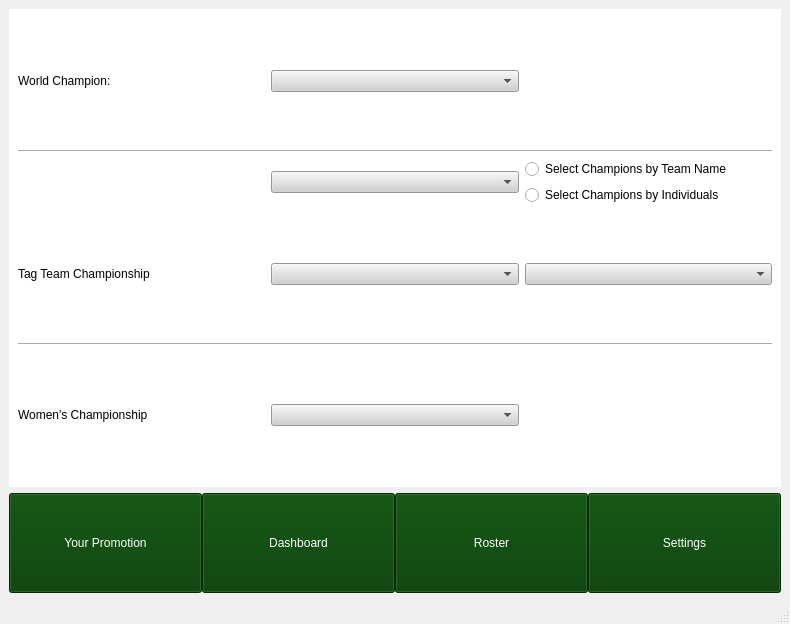
Qt form mainwindow.ui (paultrent714/wrestling-booking-sim) before a commit.
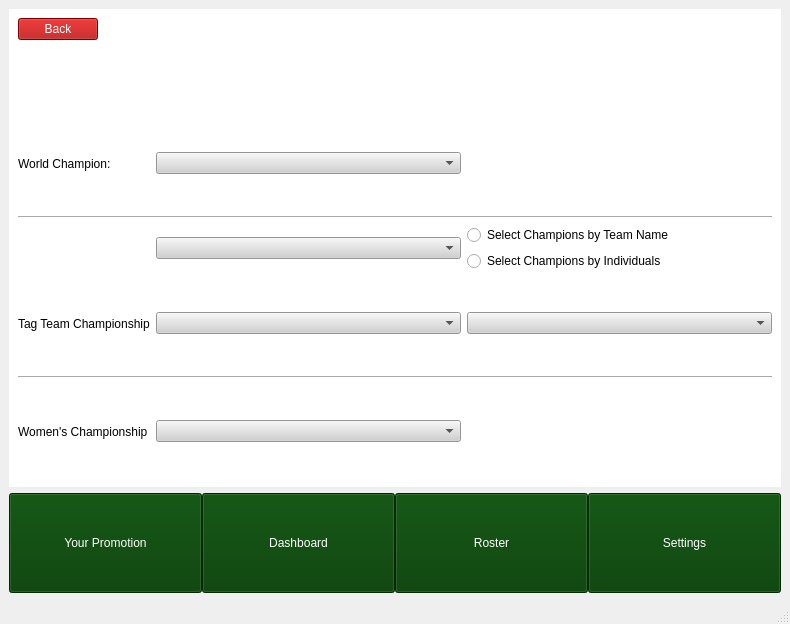
The same form after that commit. The open tabs and pages were chosen to show the change. Icons and pictures are not drawn.

Commit message: improved wrestler display, add back buttons

```diff
--- a/mainwindow.ui
+++ b/mainwindow.ui
@@ -1047,35 +1047,7 @@
        <layout class="QVBoxLayout" name="verticalLayout_11">
         <item>
          <layout class="QGridLayout" name="gridLayout_8">
-          <item row="6" column="0">
-           <widget class="QLabel" name="womenChampLabel">
-            <property name="sizePolicy">
-             <sizepolicy hsizetype="Preferred" vsizetype="Expanding">
-              <horstretch>0</horstretch>
-              <verstretch>0</verstretch>
-             </sizepolicy>
-            </property>
-            <property name="styleSheet">
-             <string notr="true">font: 20pt &quot;Segoe UI&quot;;
-color: rgb(0, 0, 0);</string>
-            </property>
-            <property name="text">
-             <string>Women's Championship</string>
-            </property>
-           </widget>
-          </item>
-          <item row="0" column="1">
-           <widget class="QComboBox" name="worldChampComboBox">
-            <property name="cursor">
-             <cursorShape>PointingHandCursor</cursorShape>
-            </property>
-            <property name="styleSheet">
-             <string notr="true">background-color: rgb(208, 208, 208);
-color: rgb(0, 0, 0);</string>
-            </property>
-           </widget>
-          </item>
-          <item row="4" column="0" colspan="3">
+          <item row="5" column="0" colspan="3">
            <widget class="Line" name="line">
             <property name="sizePolicy">
              <sizepolicy hsizetype="Expanding" vsizetype="Fixed">
@@ -1091,76 +1063,7 @@
             </property>
            </widget>
           </item>
-          <item row="0" column="0">
-           <widget class="QLabel" name="worldChampLabel">
-            <property name="sizePolicy">
-             <sizepolicy hsizetype="Preferred" vsizetype="Expanding">
-              <horstretch>0</horstretch>
-              <verstretch>0</verstretch>
-             </sizepolicy>
-            </property>
-            <property name="styleSheet">
-             <string notr="true">font: 20pt &quot;Segoe UI&quot;;
-color: rgb(0, 0, 0);</string>
-            </property>
-            <property name="text">
-             <string>World Champion: </string>
-            </property>
-           </widget>
-          </item>
-          <item row="3" column="0">
-           <widget class="QLabel" name="tagChampLabel">
-            <property name="sizePolicy">
-             <sizepolicy hsizetype="Preferred" vsizetype="Expanding">
-              <horstretch>0</horstretch>
-              <verstretch>0</verstretch>
-             </sizepolicy>
-            </property>
-            <property name="styleSheet">
-             <string notr="true">font: 20pt &quot;Segoe UI&quot;;
-color: rgb(0, 0, 0);</string>
-            </property>
-            <property name="text">
-             <string>Tag Team Championship</string>
-            </property>
-           </widget>
-          </item>
-          <item row="1" column="0" colspan="3">
-           <widget class="Line" name="line_2">
-            <property name="sizePolicy">
-             <sizepolicy hsizetype="Expanding" vsizetype="Fixed">
-              <horstretch>0</horstretch>
-              <verstretch>0</verstretch>
-             </sizepolicy>
-            </property>
-            <property name="orientation">
-             <enum>Qt::Orientation::Horizontal</enum>
-            </property>
-           </widget>
-          </item>
-          <item row="3" column="2">
-           <widget class="QComboBox" name="tagChampComboBox2">
-            <property name="cursor">
-             <cursorShape>PointingHandCursor</cursorShape>
-            </property>
-            <property name="styleSheet">
-             <string notr="true">background-color: rgb(208, 208, 208);
-color: rgb(0, 0, 0);</string>
-            </property>
-           </widget>
-          </item>
-          <item row="6" column="1">
-           <widget class="QComboBox" name="womenChampComboBox">
-            <property name="cursor">
-             <cursorShape>PointingHandCursor</cursorShape>
-            </property>
-            <property name="styleSheet">
-             <string notr="true">background-color: rgb(208, 208, 208);
-color: rgb(0, 0, 0);</string>
-            </property>
-           </widget>
-          </item>
-          <item row="2" column="1">
+          <item row="3" column="1">
            <widget class="QComboBox" name="teamComboBox">
             <property name="cursor">
              <cursorShape>PointingHandCursor</cursorShape>
@@ -1171,7 +1074,7 @@
             </property>
            </widget>
           </item>
-          <item row="2" column="2">
+          <item row="3" column="2">
            <layout class="QVBoxLayout" name="verticalLayout_6">
             <item>
              <widget class="QRadioButton" name="teamNameRadio">
@@ -1201,7 +1104,93 @@
             </item>
            </layout>
           </item>
-          <item row="3" column="1">
+          <item row="1" column="1">
+           <widget class="QComboBox" name="worldChampComboBox">
+            <property name="cursor">
+             <cursorShape>PointingHandCursor</cursorShape>
+            </property>
+            <property name="styleSheet">
+             <string notr="true">background-color: rgb(208, 208, 208);
+color: rgb(0, 0, 0);</string>
+            </property>
+           </widget>
+          </item>
+          <item row="7" column="1">
+           <widget class="QComboBox" name="womenChampComboBox">
+            <property name="cursor">
+             <cursorShape>PointingHandCursor</cursorShape>
+            </property>
+            <property name="styleSheet">
+             <string notr="true">background-color: rgb(208, 208, 208);
+color: rgb(0, 0, 0);</string>
+            </property>
+           </widget>
+          </item>
+          <item row="1" column="0">
+           <widget class="QLabel" name="worldChampLabel">
+            <property name="sizePolicy">
+             <sizepolicy hsizetype="Preferred" vsizetype="Expanding">
+              <horstretch>0</horstretch>
+              <verstretch>0</verstretch>
+             </sizepolicy>
+            </property>
+            <property name="styleSheet">
+             <string notr="true">font: 20pt &quot;Segoe UI&quot;;
+color: rgb(0, 0, 0);</string>
+            </property>
+            <property name="text">
+             <string>World Champion: </string>
+            </property>
+           </widget>
+          </item>
+          <item row="2" column="0" colspan="3">
+           <widget class="Line" name="line_2">
+            <property name="sizePolicy">
+             <sizepolicy hsizetype="Expanding" vsizetype="Fixed">
+              <horstretch>0</horstretch>
+              <verstretch>0</verstretch>
+             </sizepolicy>
+            </property>
+            <property name="orientation">
+             <enum>Qt::Orientation::Horizontal</enum>
+            </property>
+           </widget>
+          </item>
+          <item row="7" column="0">
+           <widget class="QLabel" name="womenChampLabel">
+            <property name="sizePolicy">
+             <sizepolicy hsizetype="Preferred" vsizetype="Expanding">
+              <horstretch>0</horstretch>
+              <verstretch>0</verstretch>
+             </sizepolicy>
+            </property>
+            <property name="styleSheet">
+             <string notr="true">font: 20pt &quot;Segoe UI&quot;;
+color: rgb(0, 0, 0);</string>
+            </property>
+            <property name="text">
+             <string>Women's Championship</string>
+            </property>
+           </widget>
+          </item>
+          <item row="4" column="0">
+           <widget class="QLabel" name="tagChampLabel">
+            <property name="sizePolicy">
+             <sizepolicy hsizetype="Preferred" vsizetype="Expanding">
+              <horstretch>0</horstretch>
+              <verstretch>0</verstretch>
+             </sizepolicy>
+            </property>
+            <property name="styleSheet">
+             <string notr="true">font: 20pt &quot;Segoe UI&quot;;
+color: rgb(0, 0, 0);</string>
+            </property>
+            <property name="text">
+             <string>Tag Team Championship</string>
+            </property>
+           </widget>
+          </item>
+          <item row="4" column="1">
            <widget class="QComboBox" name="tagChampComboBox1">
             <property name="cursor">
              <cursorShape>PointingHandCursor</cursorShape>
@@ -1212,6 +1201,74 @@
             </property>
            </widget>
           </item>
+          <item row="4" column="2">
+           <widget class="QComboBox" name="tagChampComboBox2">
+            <property name="cursor">
+             <cursorShape>PointingHandCursor</cursorShape>
+            </property>
+            <property name="styleSheet">
+             <string notr="true">background-color: rgb(208, 208, 208);
+color: rgb(0, 0, 0);</string>
+            </property>
+           </widget>
+          </item>
+          <item row="0" column="1">
+           <widget class="QWidget" name="widget_5" native="true">
+            <property name="sizePolicy">
+             <sizepolicy hsizetype="Preferred" vsizetype="MinimumExpanding">
+              <horstretch>0</horstretch>
+              <verstretch>0</verstretch>
+             </sizepolicy>
+            </property>
+            <layout class="QHBoxLayout" name="horizontalLayout_16">
+             <item>
+              <widget class="QLabel" name="label">
+               <property name="sizePolicy">
+                <sizepolicy hsizetype="Minimum" vsizetype="Minimum">
+                 <horstretch>0</horstretch>
+                 <verstretch>0</verstretch>
+                </sizepolicy>
+               </property>
+               <property name="maximumSize">
+                <size>
+                 <width>100</width>
+                 <height>100</height>
+                </size>
+               </property>
+               <property name="text">
+                <string/>
+               </property>
+               <property name="pixmap">
+                <pixmap>icons/myBasicTitle.png</pixmap>
+               </property>
+               <property name="scaledContents">
+                <bool>true</bool>
+               </property>
+               <property name="alignment">
+                <set>Qt::AlignmentFlag::AlignCenter</set>
+               </property>
+              </widget>
+             </item>
+            </layout>
+           </widget>
+          </item>
+          <item row="0" column="0" alignment="Qt::AlignmentFlag::AlignTop">
+           <widget class="QPushButton" name="champBackButton">
+            <property name="sizePolicy">
+             <sizepolicy hsizetype="Fixed" vsizetype="Fixed">
+              <horstretch>0</horstretch>
+              <verstretch>0</verstretch>
+             </sizepolicy>
+            </property>
+            <property name="styleSheet">
+             <string notr="true">background-color: rgb(170, 0, 0);
+color: rgb(255, 255, 255);</string>
+            </property>
+            <property name="text">
+             <string>Back</string>
+            </property>
+           </widget>
+          </item>
          </layout>
         </item>
        </layout>
```
Left out of the diff: 347 changed lines with no effect on the pictures. The commit also changes 7 other files.
